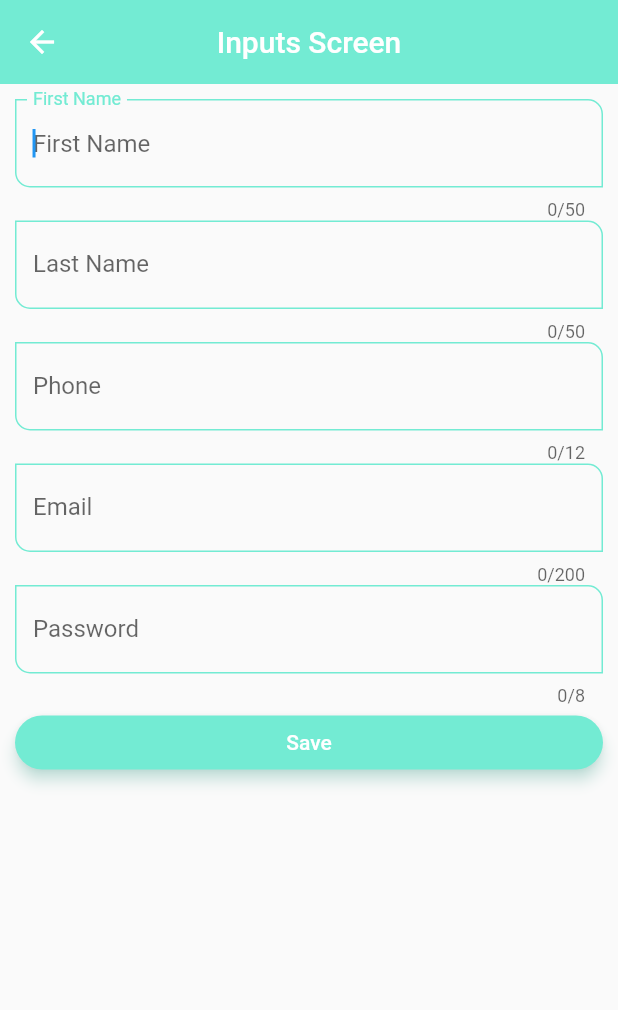
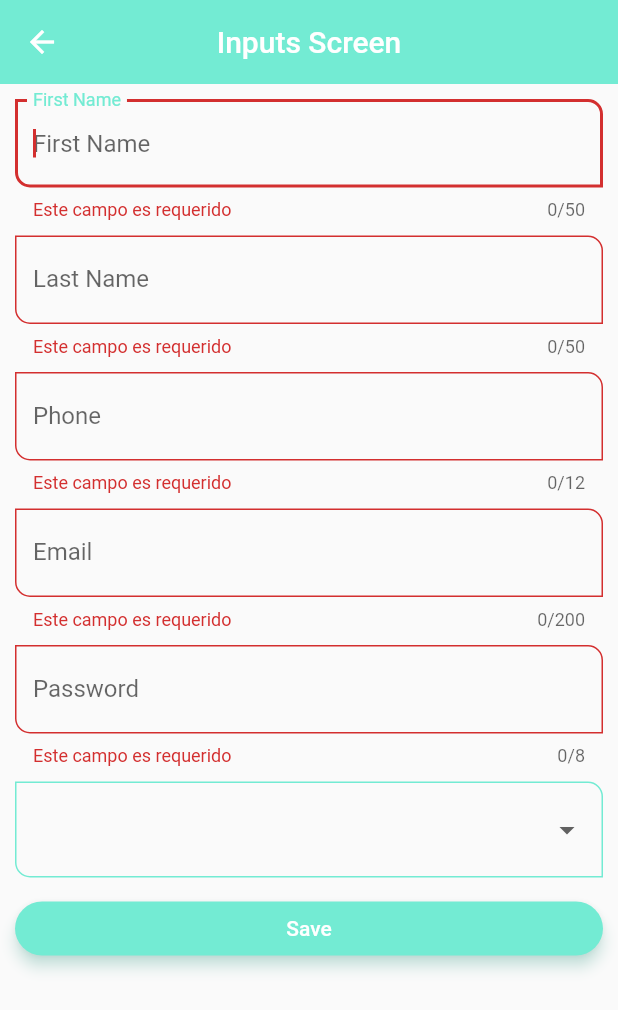
Before and after one commit to javerage/Flutter_Basic, a Flutter app: the InputsScreen screen opened by its route, after a tap on "Save", on a phone screen of 412 x 824 dp. Shown: the top 1010 px of the screen. Run offline on Flutter 3.47's test engine with Material 2 defaults, Android fonts, the phone set to English and light mode, and no system bars.

Commit message:
Add fuction to get input values from form

```diff
--- a/src/widgetgallery/lib/screens/inputs_screens.dart
+++ b/src/widgetgallery/lib/screens/inputs_screens.dart
@@ -4,39 +4,106 @@ import 'package:widgetgallery/widgets/widgets.dart';
 class InputsScreen extends StatelessWidget {
   const InputsScreen({Key? key}) : super(key: key);
 
+  void onPostForm(
+      GlobalKey<FormState> formState, Map<String, String> formValues) {
+    bool isValid = formState.currentState!.validate();
+
+    if (!isValid) return;
+
+    // agregar codigo
+    FocusScope.of(formState.currentState!.context).requestFocus(FocusNode());
+    print(formValues);
+  }
+
   @override
   Widget build(BuildContext context) {
+    final GlobalKey<FormState> myFormKey = GlobalKey<FormState>();
+    final Map<String, String> initialObject = {
+      'firstName': '',
+      'lastName': '',
+      'phone': '',
+      'email': '',
+      'password': '',
+      'language': ''
+    };
+
     return Scaffold(
         appBar: AppBar(title: Text('Inputs Screen')),
         body: SingleChildScrollView(
           child: Padding(
             padding: EdgeInsets.all(10),
+            child: Form(
+              key: myFormKey,
               child: Column(
                 children: [
                   CustomInputFormFieldWidget(
-                    hintText: 'First Name', labelText: 'First Name'),
+                      hintText: 'First Name',
+                      labelText: 'First Name',
+                      propertyName: 'firstName',
+                      formValues: initialObject),
+                  SizedBox(
+                    height: 10,
+                  ),
                   CustomInputFormFieldWidget(
-                    hintText: 'Last Name', labelText: 'Last Name'),
+                      hintText: 'Last Name',
+                      labelText: 'Last Name',
+                      propertyName: 'lastName',
+                      formValues: initialObject),
+                  SizedBox(
+                    height: 10,
+                  ),
                   CustomInputFormFieldWidget(
                       hintText: 'Phone',
                       labelText: 'Phone',
                       maxLength: 12,
                       keyboardType: TextInputType.phone,
+                      propertyName: 'phone',
+                      formValues: initialObject),
+                  SizedBox(
+                    height: 10,
                   ),
                   CustomInputFormFieldWidget(
                       hintText: 'Email',
                       labelText: 'Email',
                       maxLength: 200,
                       keyboardType: TextInputType.emailAddress,
+                      propertyName: 'email',
+                      formValues: initialObject),
+                  SizedBox(
+                    height: 10,
                   ),
                   CustomInputFormFieldWidget(
                       hintText: 'Password',
                       labelText: 'Password',
                       obscureText: true,
                       maxLength: 8,
+                      propertyName: 'password',
+                      formValues: initialObject),
+                  SizedBox(
+                    height: 10,
+                  ),
+                  DropdownButtonFormField<String>(
+                      items: const [
+                        DropdownMenuItem(
+                            value: 'csharp', child: Text('CSharp')),
+                        DropdownMenuItem(
+                            value: 'kotlin', child: Text('Kotlin')),
+                        DropdownMenuItem(value: 'dart', child: Text('Dart')),
+                        DropdownMenuItem(value: 'golang', child: Text('Go')),
+                        DropdownMenuItem(
+                            value: 'python', child: Text('Python')),
+                        DropdownMenuItem(
+                            value: 'javascript', child: Text('Javascript')),
+                        DropdownMenuItem(value: 'other', child: Text('Otros')),
+                      ],
+                      onChanged: (value) {
+                        initialObject['language'] = value ?? 'other';
+                      }),
+                  SizedBox(
+                    height: 10,
                   ),
                   ElevatedButton(
-                  onPressed: () {},
+                    onPressed: () => onPostForm(myFormKey, initialObject),
                     child: SizedBox(
                         width: double.infinity,
                         child: Center(child: Text('Save'))),
@@ -44,6 +111,7 @@ class InputsScreen extends StatelessWidget {
                 ],
               ),
             ),
+          ),
         ));
   }
 }
--- a/src/widgetgallery/lib/themes/app_theme.dart
+++ b/src/widgetgallery/lib/themes/app_theme.dart
@@ -29,6 +29,7 @@ class AppTheme {
           iconColor: primaryColor,
           prefixIconColor: primaryColor,
           suffixIconColor: primaryColor,
+          focusColor: primaryColor,
           border: OutlineInputBorder(
               borderRadius: BorderRadius.only(
                   bottomLeft: Radius.circular(10),
--- a/src/widgetgallery/lib/widgets/custom_input_form_field_widget.dart
+++ b/src/widgetgallery/lib/widgets/custom_input_form_field_widget.dart
@@ -11,6 +11,8 @@ class CustomInputFormFieldWidget extends StatelessWidget {
   final IconData? icon;
   final IconData? prefixIcon;
   final IconData? suffixIcon;
+  final String propertyName;
+  final Map<String, String> formValues;
 
   const CustomInputFormFieldWidget({
     Key? key,
@@ -24,6 +26,8 @@ class CustomInputFormFieldWidget extends StatelessWidget {
     this.icon,
     this.prefixIcon,
     this.suffixIcon,
+    required this.propertyName,
+    required this.formValues,
   }) : super(key: key);
 
   String? validateName(String? firstName) {
@@ -37,6 +41,7 @@ class CustomInputFormFieldWidget extends StatelessWidget {
   @override
   Widget build(BuildContext context) {
     return TextFormField(
+      initialValue: formValues[propertyName],
       autofocus: autofocus,
       textCapitalization:
           !obscureText ? TextCapitalization.words : TextCapitalization.none,
@@ -52,6 +57,7 @@ class CustomInputFormFieldWidget extends StatelessWidget {
           icon: icon != null ? Icon(icon) : null),
       validator: (value) => validateName(value),
       autovalidateMode: AutovalidateMode.onUserInteraction,
+      onChanged: (value) => formValues[propertyName] = value,
     );
   }
 }
```
Lines whose indentation alone changed are shown as unchanged.
